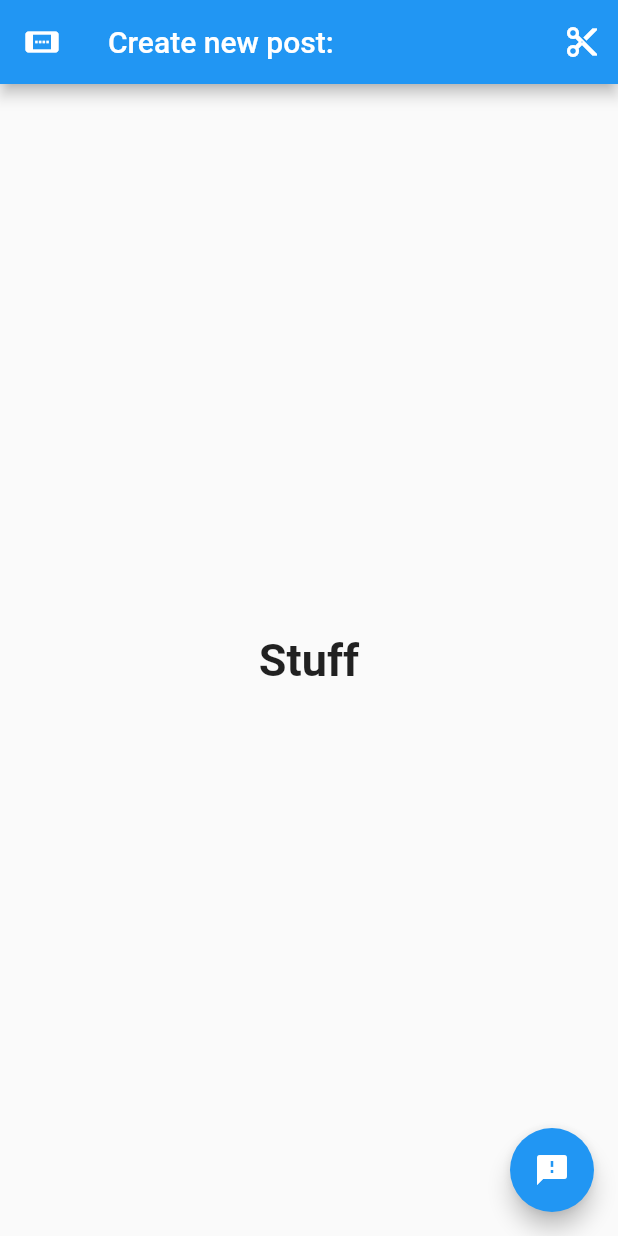
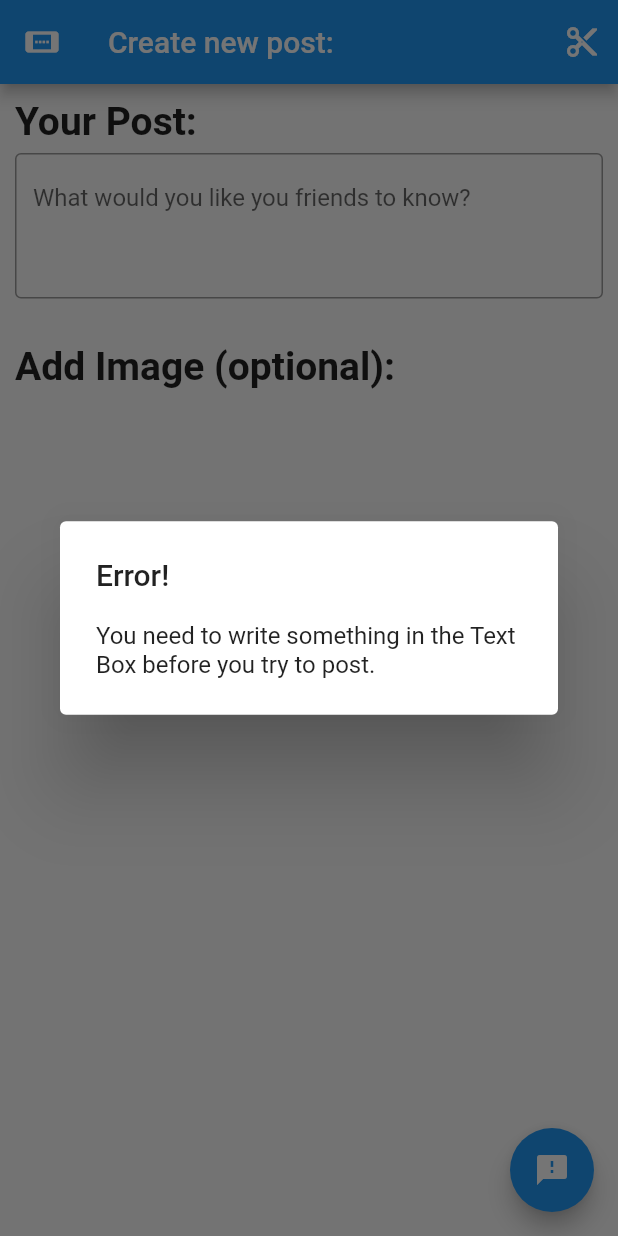
Before and after one commit to aklingam7/chatter-app, a Flutter app: the NewPost screen opened directly, after a tap on the "sms failed" icon, on a phone screen of 412 x 824 dp. Run offline on Flutter 3.47's test engine with Material 2 defaults, Android fonts, the phone set to English and light mode, and no system bars.

Commit message:
Post Creation and Customized Friends List

```diff
--- a/lib/routes/new_post.dart
+++ b/lib/routes/new_post.dart
@@ -1,11 +1,16 @@
 import 'package:chatter/main.dart';
 import 'package:flutter/material.dart';
+import 'dart:core';
+
+import '../main.dart';
 
 class NewPost extends StatelessWidget {
   static const IconData arrow_back_icon =
       IconData(0xe5c4, fontFamily: 'MaterialIcons', matchTextDirection: true);
   static const IconData check_icon =
       IconData(58826, fontFamily: 'MaterialIcons');
+
+  final ptFieldController = TextEditingController();
 
   @override
   Widget build(BuildContext context) {
@@ -30,15 +35,82 @@ class NewPost extends StatelessWidget {
       floatingActionButton: FloatingActionButton(
         heroTag: "btn5",
         child: Icon(check_icon),
-        onPressed: () async {},
+        onPressed: () {
+          var dt = new DateTime.now();
+          if (ptFieldController.text.length != 0) {
+            (users[currentUser]['posts'] as List<Map>).add(
+              {
+                'date': dt,
+                'text': ptFieldController.text,
+                //'image': ,
+              },
+            );
+            Navigator.pop(context);
+          } else {
+            showDialog(
+              context: context,
+              builder: (context) => AlertDialog(
+                title: Text("Error!"),
+                content: Text(
+                    'You need to write something in the Text Box before you try to post.'),
+              ),
+            );
+          }
+        },
       ),
       body: Container(
-        child: Center(
-          child: Text(
-            'Stuff',
-            style: TextStyle(fontSize: 30.0, fontWeight: FontWeight.bold),
-          ),
-        ),
+        child: ListView(
+          children: [
+            Container(
+              padding: EdgeInsets.only(
+                left: 10,
+                right: 10,
+                top: 10,
+                bottom: 3,
+              ),
+              child: Text(
+                "Your Post: ",
+                style: TextStyle(
+                  fontSize: 26,
+                  fontWeight: FontWeight.bold,
+                ),
+              ),
+            ),
+            Container(
+              padding: EdgeInsets.only(
+                left: 10,
+                right: 10,
+                top: 3,
+                bottom: 20,
+              ),
+              child: TextField(
+                keyboardType: TextInputType.multiline,
+                minLines: 3,
+                maxLines: 8,
+                controller: ptFieldController,
+                decoration: InputDecoration(
+                  hintText: 'What would you like you friends to know?',
+                  border: const OutlineInputBorder(),
+                ),
+              ),
+            ),
+            Container(
+              padding: EdgeInsets.only(
+                left: 10,
+                right: 10,
+                top: 10,
+                bottom: 1,
+              ),
+              child: Text(
+                "Add Image (optional): ",
+                style: TextStyle(
+                  fontSize: 26,
+                  fontWeight: FontWeight.bold,
+                ),
+              ),
+            ),
+          ],
+        ), //I'm here filling this with new post stuff
       ),
     );
   }
```
Also changed, not shown: lib/main.dart (+16 -8 lines), lib/widgets/friend.dart (+16 -1 lines).
